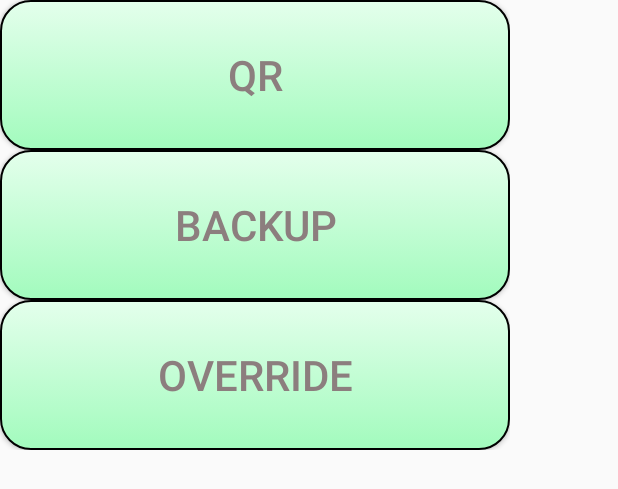
After one commit to frc1678/scout-2019, an Android app: the layout popup_backup.xml on its own in the app's theme, with its tools: preview values and no code run, on a phone screen of 412 x 824 dp. The commit adds this screen. Shown: the top 489 px of the screen. Run offline under Robolectric (Android 15) with nearby library versions, the phone set to English and light mode, and no system bars.

Commit message:
Calvin added all popups, main now has backup popup menu

```diff
--- a/app/src/main/java/citruscircuits/scout/A1A.java
+++ b/app/src/main/java/citruscircuits/scout/A1A.java
@@ -8,6 +8,7 @@ import android.widget.ToggleButton;
 import citruscircuits.scout._superActivities.AppTc;
 import citruscircuits.scout._superActivities.DialogMaker;
 
+//Written by the Daemon himself ~ Calvin
 public class A1A extends DialogMaker implements View.OnClickListener{
 
     public Button btn_topLeftSwitch;
--- a/app/src/main/java/citruscircuits/scout/Managers/InputManager.java
+++ b/app/src/main/java/citruscircuits/scout/Managers/InputManager.java
@@ -9,6 +9,7 @@ import java.util.HashMap;
 
 import citruscircuits.scout._superDataClasses.AppCc;
 
+//Written by the Daemon himself ~ Calvin
 public class InputManager {
     //Tasks
     // (1) Store Permanent Data In SDCARD In MainActivity
--- a/app/src/main/java/citruscircuits/scout/Managers/OutputManager.java
+++ b/app/src/main/java/citruscircuits/scout/Managers/OutputManager.java
@@ -4,6 +4,7 @@ import android.app.Activity;
 import android.bluetooth.BluetoothAdapter;
 import android.content.Intent;
 
+//Written by the Daemon himself ~ Calvin
 public class OutputManager extends InputManager{
     private static final int DISCOVER_DURATION = 300;
     private static final int REQUEST_BLU = 1;
--- a/app/src/main/java/citruscircuits/scout/_superActivities/DialogMaker.java
+++ b/app/src/main/java/citruscircuits/scout/_superActivities/DialogMaker.java
@@ -14,6 +14,7 @@ import org.json.JSONObject;
 
 import citruscircuits.scout.R;
 
+//Written by the Daemon himself ~ Calvin
 public class DialogMaker extends AppTc{
 
     public void initSeesawDialog(Activity a, boolean isOpponentSeesaw, boolean isScale){
--- a/app/src/main/java/citruscircuits/scout/_superDataClasses/AppCc.java
+++ b/app/src/main/java/citruscircuits/scout/_superDataClasses/AppCc.java
@@ -8,6 +8,7 @@ import org.json.JSONObject;
 
 import citruscircuits.scout.utils.AppUtils;
 
+//Written by the Daemon himself ~ Calvin
 public class AppCc extends Application{
     public static AppCc INSTANCE;
 
--- a/app/src/main/java/citruscircuits/scout/_superDataClasses/Cst.java
+++ b/app/src/main/java/citruscircuits/scout/_superDataClasses/Cst.java
@@ -1,5 +1,6 @@
 package citruscircuits.scout._superDataClasses;
 
+//Written by the Daemon himself ~ Calvin
 public interface Cst {
     String SHARED_PREF = "scout_sp";
 }
--- /dev/null
+++ b/app/src/main/res/drawable/popup_button_selector.xml
@@ -0,0 +1,24 @@
+<?xml version="1.0" encoding="utf-8"?>
+<selector xmlns:android="http://schemas.android.com/apk/res/android" >
+    <item android:state_pressed="true" >
+        <shape android:shape="rectangle"  >
+            <corners android:radius="20dp" />
+            <stroke android:width="1dip" android:color="@color/popupButtonStroke" />
+            <gradient android:angle="-45" android:startColor="@color/popupButtonStart" android:endColor="@color/popupButtonFocused"  />
+        </shape>
+    </item>
+    <item android:state_focused="true">
+        <shape android:shape="rectangle"  >
+            <corners android:radius="20dp" />
+            <stroke android:width="1dip" android:color="@color/popupButtonStroke" />
+            <solid android:color="@color/popupButtonFocused"/>
+        </shape>
+    </item>
+    <item >
+        <shape android:shape="rectangle"  >
+            <corners android:radius="20dp" />
+            <stroke android:width="1dip" android:color="@color/black" />
+            <gradient android:angle="-45" android:startColor="@color/popupButtonStart" android:endColor="@color/popupButtonEnd" />
+        </shape>
+    </item>
+</selector>
--- /dev/null
+++ b/app/src/main/res/layout/popup_backup.xml
@@ -0,0 +1,38 @@
+<?xml version="1.0" encoding="utf-8"?>
+<LinearLayout
+    xmlns:android="http://schemas.android.com/apk/res/android" android:layout_width="340dp"
+    android:layout_height="300dp"
+    android:orientation="vertical">
+
+    <Button
+        android:id="@+id/btn_qrBackup"
+        android:layout_width="340dp"
+        android:layout_height="100dp"
+        android:layout_weight="1"
+        android:background="@drawable/popup_button_selector"
+        android:onClick="onClickQrBackup"
+        android:text="@string/mitem_qrBackupTitle"
+        android:textColor="@color/normalButtonTextColor"
+        android:textSize="@dimen/textSize_backups"/>
+
+    <Button
+        android:id="@+id/btn_fileBackup"
+        android:layout_width="340dp"
+        android:layout_height="100dp"
+        android:layout_weight="1"
+        android:background="@drawable/popup_button_selector"
+        android:text="@string/mitem_fileBackupTitle"
+        android:textColor="@color/normalButtonTextColor"
+        android:textSize="@dimen/textSize_backups"/>
+
+    <Button
+        android:id="@+id/btn_overrideBackup"
+        android:layout_width="340dp"
+        android:layout_height="100dp"
+        android:layout_weight="1"
+        android:background="@drawable/popup_button_selector"
+        android:text="@string/mitem_overrideBackupTitle"
+        android:textColor="@color/normalButtonTextColor"
+        android:textSize="@dimen/textSize_backups"/>
+
+</LinearLayout>
--- /dev/null
+++ b/app/src/main/res/menu/popup_backup_menu.xml
@@ -0,0 +1,6 @@
+<?xml version="1.0" encoding="utf-8"?>
+<menu xmlns:android="http://schemas.android.com/apk/res/android">
+    <item android:id="@+id/mitem_qrBackup" android:title="@string/mitem_qrBackupTitle"></item>
+    <item android:id="@+id/mitem_fileBackup" android:title="@string/mitem_fileBackupTitle"></item>
+    <item android:id="@+id/mitem_overrideBackup" android:title="@string/mitem_overrideBackupTitle"></item>
+</menu>
--- a/app/src/main/res/values/colors.xml
+++ b/app/src/main/res/values/colors.xml
@@ -20,6 +20,12 @@
     <color name="normalButtonPressed">#56E310</color>
     <color name="normalButtonFocused">#66D130</color>
 
+    <color name="popupButtonStroke">#75c88e</color>
+    <color name="popupButtonStart">#e4ffec</color>
+    <color name="popupButtonEnd">#a2fbbd</color>
+    <color name="popupButtonPressed">#96f1b1</color>
+    <color name="popupButtonFocused">#83e19f</color>
+
     <color name="dashedBackgroundStart">#FFEE00</color>
     <color name="dashedBackgroundEnd">#F2BA00</color>
 
--- a/app/src/main/res/values/dimens.xml
+++ b/app/src/main/res/values/dimens.xml
@@ -29,4 +29,7 @@
     <dimen name="dialogLayoutWidth">400dp</dimen>
     <dimen name="dialogLayoutHeight">300dp</dimen>
     <dimen name="dialogLayoutPaddingBottom">10dp</dimen>
+    <dimen name="textSize_backups">28sp</dimen>
+    <dimen name="textSize_ids">32sp</dimen>
+    <dimen name="textSize_names">26sp</dimen>
 </resources>
```
Also changed, not shown: app/src/main/java/citruscircuits/scout/A0A.java (+32 -1 lines), app/src/main/java/citruscircuits/scout/_superActivities/AppTc.java (+9 -2 lines), app/src/main/res/layout/activity_user.xml (+6 -3 lines), app/src/main/res/menu/menu_main.xml (deleted, +0 -10 lines), app/src/main/res/menu/popup_scout_id_menu.xml (added, +13 -0 lines), app/src/main/res/menu/popup_scout_name_menu.xml (added, +13 -0 lines), app/src/main/res/values/strings.xml (+26 -0 lines).
